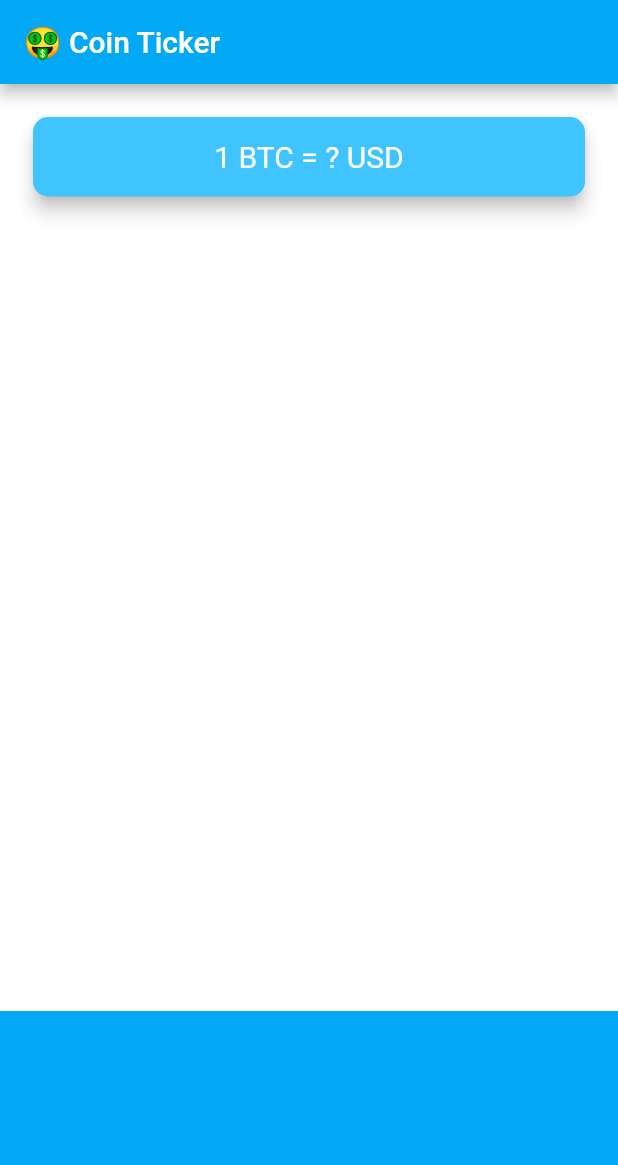
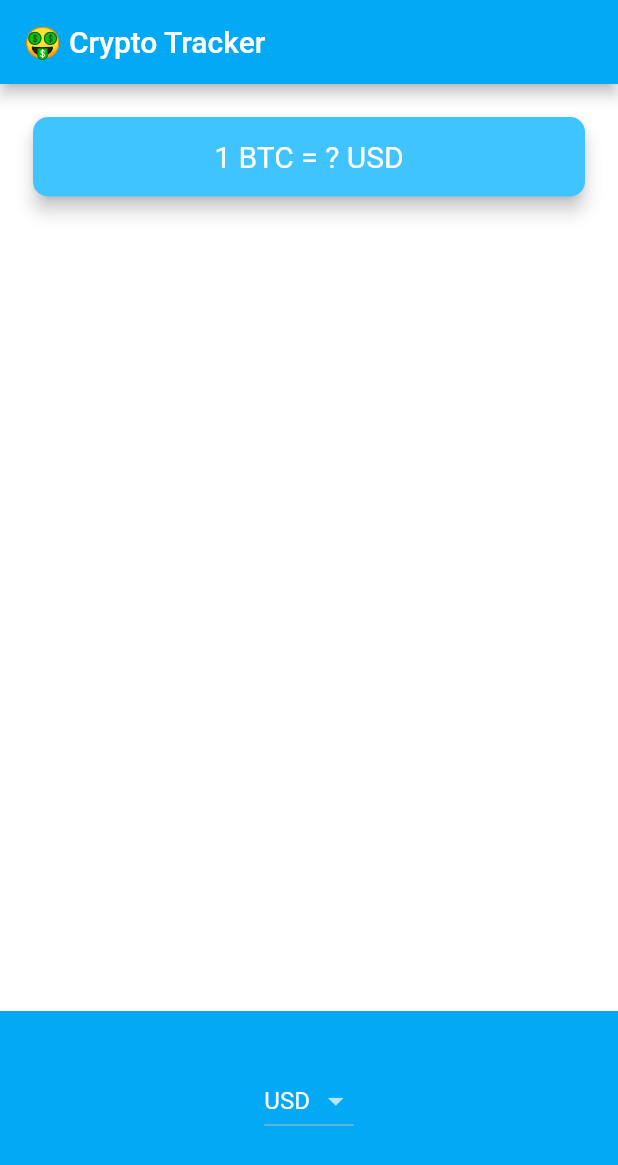
Before and after one commit to ViktorVarsano/Crypto-Currencies-Price-Tracker, a Flutter app: the screen it shows after launch, on a phone screen of 412 x 824 dp. Shown: the top 1165 px of the screen. Run offline on Flutter 3.47's test engine with Material 2 defaults, Android fonts, the phone set to English and light mode, and no system bars.

Commit message:
Added a for in loop

```diff
--- a/lib/price_screen.dart
+++ b/lib/price_screen.dart
@@ -1,3 +1,4 @@
+import 'package:crypto_tracker/coin_data.dart';
 import 'package:flutter/material.dart';
 
 class PriceScreen extends StatefulWidget {
@@ -6,11 +7,27 @@ class PriceScreen extends StatefulWidget {
 }
 
 class _PriceScreenState extends State<PriceScreen> {
+  String selectedCurrency = 'USD';
+
+  List<DropdownMenuItem> getDropdownItems() {
+    List<DropdownMenuItem<String>> dropdownItems = [];
+
+    for (String currency in currenciesList) {
+      var newItem = DropdownMenuItem(
+        child: Text(currency),
+        value: currency,
+      );
+      dropdownItems.add(newItem);
+    }
+    return dropdownItems;
+  }
+
   @override
   Widget build(BuildContext context) {
+    getDropdownItems();
     return Scaffold(
       appBar: AppBar(
-        title: Text('🤑 Coin Ticker'),
+        title: Text('🤑 Crypto Tracker'),
       ),
       body: Column(
         mainAxisAlignment: MainAxisAlignment.spaceBetween,
@@ -38,12 +55,19 @@ class _PriceScreenState extends State<PriceScreen> {
             ),
           ),
           Container(
-            height: 150.0,
-            alignment: Alignment.center,
-            padding: EdgeInsets.only(bottom: 30.0),
-            color: Colors.lightBlue,
-            child: null,
-          ),
+              height: 150.0,
+              alignment: Alignment.center,
+              padding: EdgeInsets.only(bottom: 30.0),
+              color: Colors.lightBlue,
+              child: DropdownButton<String>(
+                value: selectedCurrency,
+                items: getDropdownItems(),
+                onChanged: (value) {
+                  setState(() {
+                    selectedCurrency = value;
+                  });
+                },
+              )),
         ],
       ),
     );
```
